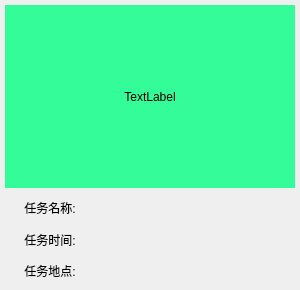
wey580231/Framewrok, file src_client/related/databasemanage/pages/systemmainpage/taskoverviewitem.ui: the form before one commit.
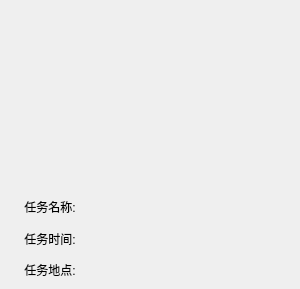
The form after the commit. Icons and pictures are not drawn.

Patch:
```diff
--- a/src_client/related/databasemanage/pages/systemmainpage/taskoverviewitem.ui
+++ b/src_client/related/databasemanage/pages/systemmainpage/taskoverviewitem.ui
@@ -7,7 +7,7 @@
     <x>0</x>
     <y>0</y>
     <width>300</width>
-    <height>290</height>
+    <height>289</height>
    </rect>
   </property>
   <property name="minimumSize">
@@ -59,10 +59,11 @@
       <item>
        <widget class="QLabel" name="label">
         <property name="styleSheet">
-         <string notr="true">background-color: rgba(0, 255, 127,200);</string>
+         <string notr="true">
+background-image:url(:/QYBlue/resource/qyblue/试验001.png) 0 0 0 0 stretch stretch;</string>
         </property>
         <property name="text">
-         <string>TextLabel</string>
+         <string/>
         </property>
         <property name="alignment">
          <set>Qt::AlignCenter</set>
```
